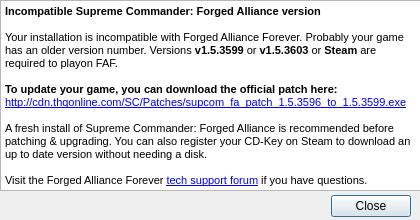
FAForever/client, file res/fa/updater/illegal.ui: the form before one commit.
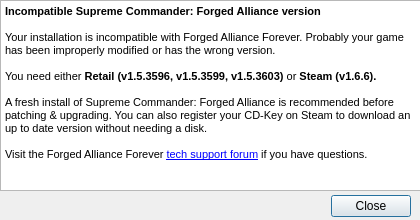
The form after the commit.

Commit message: Illegal dialog modified.

Diff of the .ui file:
```diff
--- a/res/fa/updater/illegal.ui
+++ b/res/fa/updater/illegal.ui
@@ -90,10 +90,9 @@
 &lt;/style&gt;&lt;/head&gt;&lt;body style=&quot; font-family:'MS Shell Dlg 2'; font-size:8.25pt; font-weight:400; font-style:normal;&quot;&gt;
 &lt;p style=&quot; margin-top:0px; margin-bottom:0px; margin-left:0px; margin-right:0px; -qt-block-indent:0; text-indent:0px;&quot;&gt;&lt;span style=&quot; font-size:8pt; font-weight:600;&quot;&gt;Incompatible Supreme Commander: Forged Alliance version&lt;/span&gt;&lt;/p&gt;
 &lt;p style=&quot;-qt-paragraph-type:empty; margin-top:0px; margin-bottom:0px; margin-left:0px; margin-right:0px; -qt-block-indent:0; text-indent:0px; font-size:8pt; font-weight:600;&quot;&gt;&lt;br /&gt;&lt;/p&gt;
-&lt;p style=&quot; margin-top:0px; margin-bottom:0px; margin-left:0px; margin-right:0px; -qt-block-indent:0; text-indent:0px;&quot;&gt;&lt;span style=&quot; font-size:8pt;&quot;&gt;Your installation is incompatible with Forged Alliance Forever. Probably your game has an older version number. Versions&lt;/span&gt;&lt;span style=&quot; font-size:8pt; font-weight:600;&quot;&gt; v1.5.3599&lt;/span&gt;&lt;span style=&quot; font-size:8pt;&quot;&gt; or &lt;/span&gt;&lt;span style=&quot; font-size:8pt; font-weight:600;&quot;&gt;v1.5.3603&lt;/span&gt;&lt;span style=&quot; font-size:8pt;&quot;&gt; or &lt;/span&gt;&lt;span style=&quot; font-size:8pt; font-weight:600;&quot;&gt;Steam &lt;/span&gt;&lt;span style=&quot; font-size:8pt;&quot;&gt;are required to playon FAF. &lt;/span&gt;&lt;/p&gt;
+&lt;p style=&quot; margin-top:0px; margin-bottom:0px; margin-left:0px; margin-right:0px; -qt-block-indent:0; text-indent:0px;&quot;&gt;&lt;span style=&quot; font-size:8pt;&quot;&gt;Your installation is incompatible with Forged Alliance Forever. Probably your game has been improperly modified or has the wrong version.&lt;/span&gt;&lt;/p&gt;
 &lt;p style=&quot;-qt-paragraph-type:empty; margin-top:0px; margin-bottom:0px; margin-left:0px; margin-right:0px; -qt-block-indent:0; text-indent:0px; font-size:8pt;&quot;&gt;&lt;br /&gt;&lt;/p&gt;
-&lt;p style=&quot; margin-top:0px; margin-bottom:0px; margin-left:0px; margin-right:0px; -qt-block-indent:0; text-indent:0px;&quot;&gt;&lt;span style=&quot; font-size:8pt; font-weight:600;&quot;&gt;To update your game, you can download the official patch here:&lt;/span&gt;&lt;/p&gt;
-&lt;p style=&quot; margin-top:0px; margin-bottom:0px; margin-left:0px; margin-right:0px; -qt-block-indent:0; text-indent:0px;&quot;&gt;&lt;a href=&quot;http://cdn.thqonline.com/SC/Patches/supcom_fa_patch_1.5.3596_to_1.5.3599.exe&quot;&gt;&lt;span style=&quot; font-size:8pt; text-decoration: underline; color:#0000ff;&quot;&gt;http://cdn.thqonline.com/SC/Patches/supcom_fa_patch_1.5.3596_to_1.5.3599.exe&lt;/span&gt;&lt;/a&gt;&lt;/p&gt;
+&lt;p style=&quot; margin-top:0px; margin-bottom:0px; margin-left:0px; margin-right:0px; -qt-block-indent:0; text-indent:0px;&quot;&gt;&lt;span style=&quot; font-size:8pt;&quot;&gt;You need either &lt;/span&gt;&lt;span style=&quot; font-size:8pt; font-weight:600;&quot;&gt;Retail (v1.5.3596, v1.5.3599,&lt;/span&gt;&lt;span style=&quot; font-size:8pt;&quot;&gt; &lt;/span&gt;&lt;span style=&quot; font-size:8pt; font-weight:600;&quot;&gt;v1.5.3603)&lt;/span&gt;&lt;span style=&quot; font-size:8pt;&quot;&gt; or &lt;/span&gt;&lt;span style=&quot; font-size:8pt; font-weight:600;&quot;&gt;Steam (v1.6.6).&lt;/span&gt;&lt;/p&gt;
 &lt;p style=&quot;-qt-paragraph-type:empty; margin-top:0px; margin-bottom:0px; margin-left:0px; margin-right:0px; -qt-block-indent:0; text-indent:0px; font-size:8pt;&quot;&gt;&lt;br /&gt;&lt;/p&gt;
 &lt;p style=&quot; margin-top:0px; margin-bottom:0px; margin-left:0px; margin-right:0px; -qt-block-indent:0; text-indent:0px;&quot;&gt;&lt;span style=&quot; font-size:8pt;&quot;&gt;A fresh install of Supreme Commander: Forged Alliance is recommended before patching &amp;amp; upgrading. You can also register your CD-Key on Steam to download an up to date version without needing a disk.&lt;/span&gt;&lt;/p&gt;
 &lt;p style=&quot;-qt-paragraph-type:empty; margin-top:0px; margin-bottom:0px; margin-left:0px; margin-right:0px; -qt-block-indent:0; text-indent:0px; font-size:8pt;&quot;&gt;&lt;br /&gt;&lt;/p&gt;
```
The commit also changes 1 other file.
